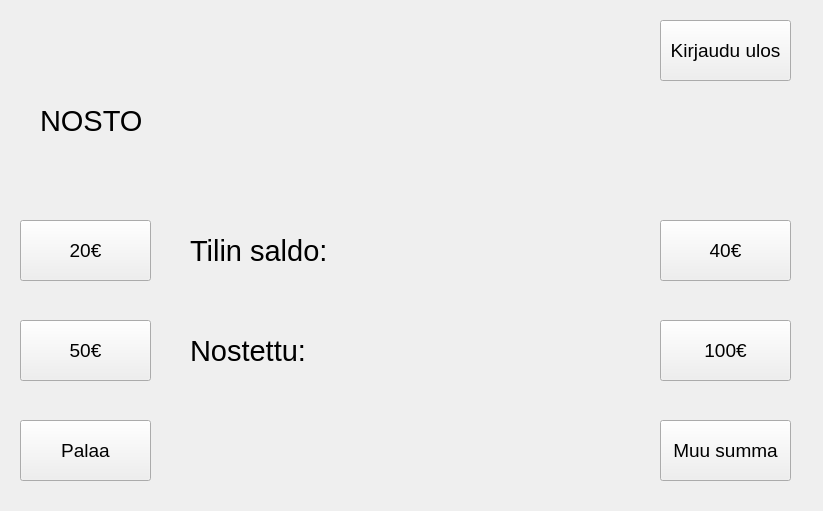
This is frontend/nostodebit.ui in Jani-OAMK/ATM-group-project as Qt 5 draws it before an edit. The edited form follows.
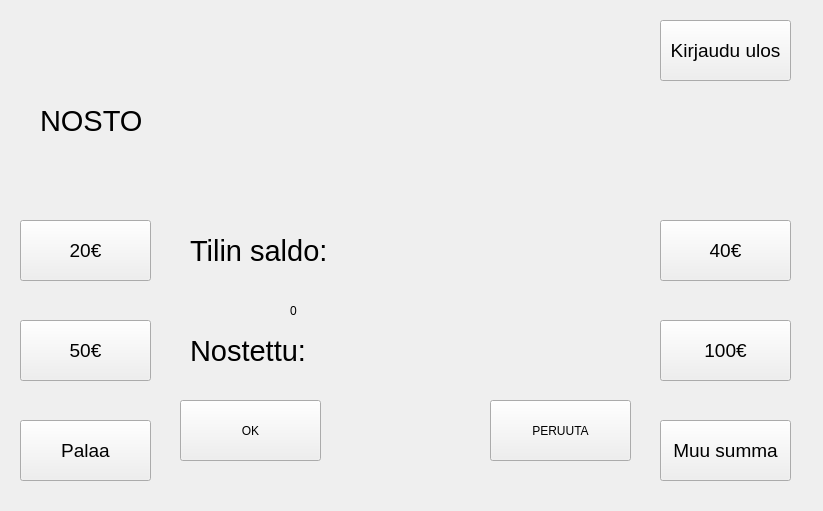
This is the edited form.

Commit message: nostodebit. kaikki muu toimii paitsi muu summa painike kesken.

What changed in the file:
```diff
--- a/frontend/nostodebit.ui
+++ b/frontend/nostodebit.ui
@@ -229,6 +229,91 @@
     <string/>
    </property>
   </widget>
+  <widget class="QLabel" name="saldoVastaus">
+   <property name="geometry">
+    <rect>
+     <x>340</x>
+     <y>400</y>
+     <width>151</width>
+     <height>61</height>
+    </rect>
+   </property>
+   <property name="font">
+    <font>
+     <pointsize>22</pointsize>
+    </font>
+   </property>
+   <property name="text">
+    <string/>
+   </property>
+  </widget>
+  <widget class="QLabel" name="jaljella">
+   <property name="geometry">
+    <rect>
+     <x>190</x>
+     <y>400</y>
+     <width>131</width>
+     <height>61</height>
+    </rect>
+   </property>
+   <property name="font">
+    <font>
+     <pointsize>22</pointsize>
+    </font>
+   </property>
+   <property name="text">
+    <string>Jäljellä:</string>
+   </property>
+  </widget>
+  <widget class="QWidget" name="muuSummaWidget" native="true">
+   <property name="geometry">
+    <rect>
+     <x>160</x>
+     <y>220</y>
+     <width>491</width>
+     <height>261</height>
+    </rect>
+   </property>
+   <widget class="QPushButton" name="btnOk">
+    <property name="geometry">
+     <rect>
+      <x>20</x>
+      <y>180</y>
+      <width>141</width>
+      <height>61</height>
+     </rect>
+    </property>
+    <property name="text">
+     <string>OK</string>
+    </property>
+   </widget>
+   <widget class="QPushButton" name="btnPeruuta">
+    <property name="geometry">
+     <rect>
+      <x>330</x>
+      <y>180</y>
+      <width>141</width>
+      <height>61</height>
+     </rect>
+    </property>
+    <property name="text">
+     <string>PERUUTA</string>
+    </property>
+   </widget>
+   <widget class="QLabel" name="muuSummalabel">
+    <property name="geometry">
+     <rect>
+      <x>130</x>
+      <y>60</y>
+      <width>231</width>
+      <height>61</height>
+     </rect>
+    </property>
+    <property name="text">
+     <string>0</string>
+    </property>
+   </widget>
+  </widget>
  </widget>
  <resources/>
  <connections/>
```
The commit also changes 5 other files.
